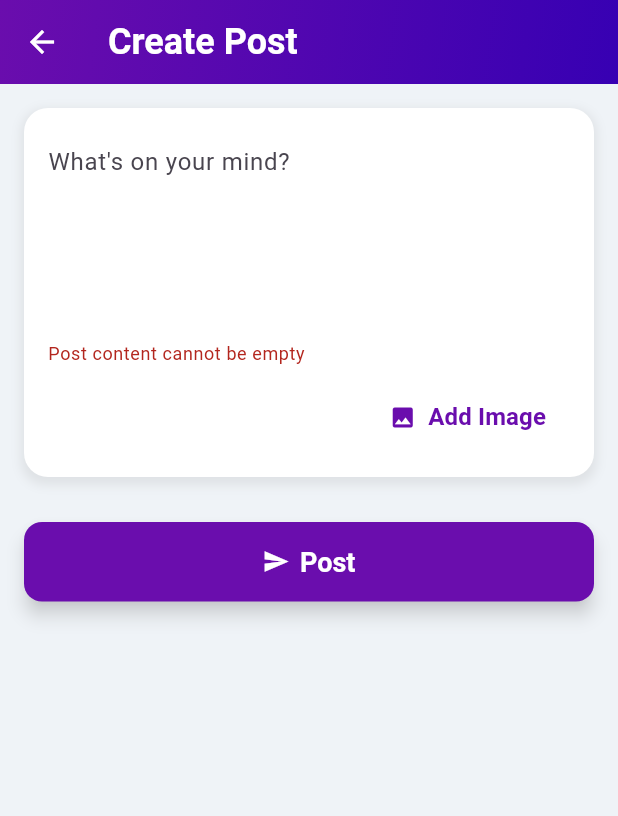
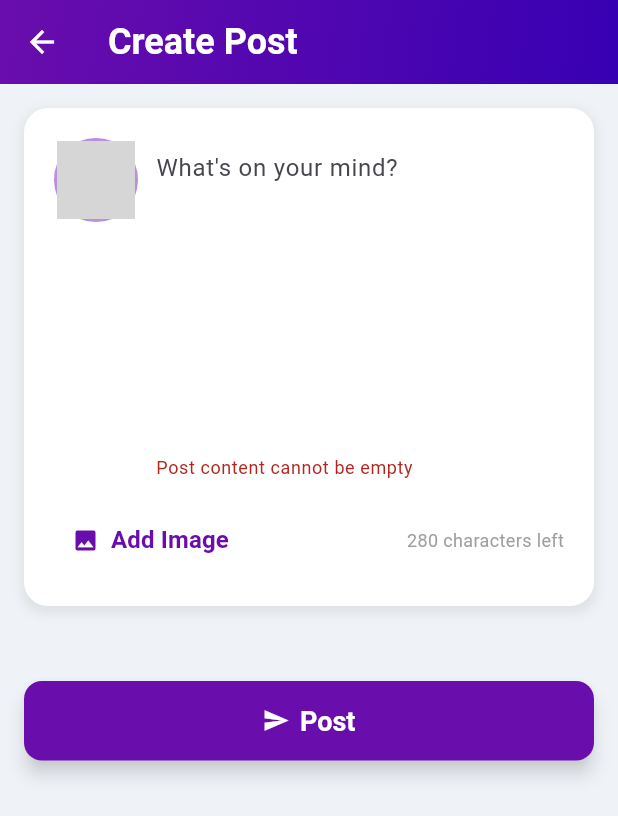
Before and after one commit to patryklbn/numinousways, a Flutter app: the CreatePostScreen screen opened directly, after a tap on "Post", on a phone screen of 412 x 824 dp. Shown: the top 816 px of the screen. Run offline on Flutter 3.47's test engine with Material 3 defaults, Android fonts, the phone set to English and light mode, and no system bars; our stand-ins replace cached_network_image, cloud_firestore, firebase_auth, firebase_core, firebase_storage, google_sign_in and 2 more; accounts and stored records are empty; network calls fail; grey boxes are pictures that could not be loaded.

Commit message:
Enhanced layout

```diff
--- a/lib/screens/comments/comments_screen.dart
+++ b/lib/screens/comments/comments_screen.dart
@@ -1,4 +1,3 @@
-// comments_screen.dart
 import 'package:flutter/material.dart';
 import '../../services/timeline_service.dart';
 import '../../models/comment.dart';
@@ -74,7 +73,13 @@ class _CommentsScreenState extends State<CommentsScreen> {
 
     return Scaffold(
       appBar: AppBar(
-        title: const Text("Comments"),
+        title: const Text(
+          "Comments",
+          style: TextStyle(
+            fontWeight: FontWeight.bold,
+            fontSize: 24,
+          ),
+        ),
         flexibleSpace: Container(
           decoration: const BoxDecoration(
             gradient: LinearGradient(
@@ -162,7 +167,7 @@ class _CommentsScreenState extends State<CommentsScreen> {
       bottomNavigationBar: _isSubmitting
           ? const LinearProgressIndicator()
           : Padding(
-        padding: const EdgeInsets.all(8.0),
+        padding: const EdgeInsets.symmetric(horizontal: 20.0, vertical: 15.0),
         child: Row(
           children: [
             Expanded(
@@ -170,10 +175,13 @@ class _CommentsScreenState extends State<CommentsScreen> {
                 controller: _controller,
                 decoration: const InputDecoration(
                   hintText: 'Add a comment...',
-                  border: OutlineInputBorder(),
+                  contentPadding: EdgeInsets.symmetric(vertical: 8, horizontal: 10),
+                  border: OutlineInputBorder(
+                    borderRadius: BorderRadius.all(Radius.circular(15)),
+                  ),
                 ),
                 minLines: 1,
-                maxLines: 5,
+                maxLines: 3,
               ),
             ),
             IconButton(
--- a/lib/screens/timeline/create_post_screen.dart
+++ b/lib/screens/timeline/create_post_screen.dart
@@ -1,12 +1,13 @@
 // create_post_screen.dart
 import 'dart:io';
-
 import 'package:flutter/material.dart';
 import 'package:image_picker/image_picker.dart';
 import 'package:firebase_storage/firebase_storage.dart';
 import '../../services/timeline_service.dart';
 import 'package:provider/provider.dart';
 import '../../services/login_provider.dart';
+import '../../models/user_profile.dart';
+import '../../services/profile_service.dart';
 
 class CreatePostScreen extends StatefulWidget {
   const CreatePostScreen({Key? key}) : super(key: key);
@@ -19,10 +20,27 @@ class _CreatePostScreenState extends State<CreatePostScreen> {
   final _formKey = GlobalKey<FormState>();
   String _content = '';
   File? _selectedImage;
+  final _contentController = TextEditingController();
 
   bool _isSubmitting = false;
+  final ImagePicker _picker = ImagePicker();
+  final int _maxCharacters = 280;
 
-  final ImagePicker _picker = ImagePicker();
+  @override
+  void initState() {
+    super.initState();
+    _contentController.addListener(_updateCharacterCount);
+  }
+
+  void _updateCharacterCount() {
+    setState(() {}); // This will rebuild the widget to show the updated character count
+  }
+
+  @override
+  void dispose() {
+    _contentController.dispose();
+    super.dispose();
+  }
 
   Future<void> _pickImage() async {
     final XFile? pickedFile = await showModalBottomSheet<XFile?>(
@@ -84,7 +102,6 @@ class _CreatePostScreenState extends State<CreatePostScreen> {
       String downloadUrl = await snapshot.ref.getDownloadURL();
       return downloadUrl;
     } catch (e) {
-      // Handle errors
       ScaffoldMessenger.of(context).showSnackBar(
         SnackBar(content: Text('Error uploading image: $e')),
       );
@@ -102,14 +119,13 @@ class _CreatePostScreenState extends State<CreatePostScreen> {
 
     TimelineService timelineService = TimelineService();
     final loginProvider = Provider.of<LoginProvider>(context, listen: false);
-    final String currentUserId = loginProvider.userId!; // Ensure userId is not null
+    final String currentUserId = loginProvider.userId!;
 
     try {
       String? imageUrl;
       if (_selectedImage != null) {
         imageUrl = await _uploadImage(_selectedImage!);
         if (imageUrl == null) {
-          // If image upload failed, stop the submission
           setState(() {
             _isSubmitting = false;
           });
@@ -120,7 +136,7 @@ class _CreatePostScreenState extends State<CreatePostScreen> {
       await timelineService.createPost(
         _content,
         imageUrl: imageUrl,
-        currentUserId: currentUserId, // Pass currentUserId here
+        currentUserId: currentUserId,
       );
       ScaffoldMessenger.of(context).showSnackBar(
         const SnackBar(content: Text('Post created successfully')),
@@ -139,6 +155,9 @@ class _CreatePostScreenState extends State<CreatePostScreen> {
 
   @override
   Widget build(BuildContext context) {
+    final loginProvider = Provider.of<LoginProvider>(context, listen: false);
+    final String currentUserId = loginProvider.userId!;
+
     return Scaffold(
       appBar: AppBar(
         title: const Text(
@@ -162,17 +181,22 @@ class _CreatePostScreenState extends State<CreatePostScreen> {
         iconTheme: const IconThemeData(color: Colors.white),
       ),
       body: GestureDetector(
-        // Dismiss keyboard when tapping outside
         onTap: () => FocusScope.of(context).unfocus(),
-        child: SingleChildScrollView(
+        child: FutureBuilder<UserProfile?>(
+          future: ProfileService().getUserProfile(currentUserId),
+          builder: (context, snapshot) {
+            UserProfile? user = snapshot.data;
+
+            return SingleChildScrollView(
               padding: const EdgeInsets.all(16),
               child: _isSubmitting
                   ? const Center(child: CircularProgressIndicator())
                   : Form(
                 key: _formKey,
                 child: Column(
+                  crossAxisAlignment: CrossAxisAlignment.start,
                   children: [
-                // Stylish Input Box
+                    // Post Input Box with User Image
                     Container(
                       decoration: BoxDecoration(
                         color: Colors.white,
@@ -182,19 +206,50 @@ class _CreatePostScreenState extends State<CreatePostScreen> {
                             color: Colors.grey.withOpacity(0.2),
                             spreadRadius: 2,
                             blurRadius: 5,
-                        offset: const Offset(0, 3), // changes position of shadow
+                            offset: const Offset(0, 3),
                           ),
                         ],
                       ),
-                  padding: const EdgeInsets.all(16),
+                      padding: const EdgeInsets.all(20), // Increase padding for a larger box
                       child: Column(
                         children: [
-                      TextFormField(
-                        maxLines: 5,
+                          Row(
+                            crossAxisAlignment: CrossAxisAlignment.start,
+                            children: [
+                              // User Profile Picture with Circle Border
+                              Container(
+                                width: 56,
+                                height: 56,
+                                decoration: BoxDecoration(
+                                  shape: BoxShape.circle,
+                                  border: Border.all(
+                                    color: const Color(0xFFBA8FDB), // Same color as in PostWidget
+                                    width: 2,
+                                  ),
+                                ),
+                                child: CircleAvatar(
+                                  radius: 26,
+                                  backgroundColor: const Color(0xFFBA8FDB),
+                                  backgroundImage: user?.profileImageUrl != null
+                                      ? NetworkImage(user!.profileImageUrl!)
+                                      : null,
+                                  child: user?.profileImageUrl == null
+                                      ? const Icon(Icons.person, color: Colors.white, size: 24)
+                                      : null,
+                                ),
+                              ),
+                              const SizedBox(width: 12),
+                              // Post Input Field
+                              Expanded(
+                                child: TextFormField(
+                                  controller: _contentController,
+                                  maxLines: 8, // Increased to make the box bigger
+                                  maxLength: _maxCharacters,
                                   decoration: const InputDecoration(
                                     hintText: 'What\'s on your mind?',
                                     border: InputBorder.none,
                                     alignLabelWithHint: true,
+                                    counterText: "",
                                   ),
                                   validator: (value) {
                                     if (value == null || value.trim().isEmpty) {
@@ -206,8 +261,46 @@ class _CreatePostScreenState extends State<CreatePostScreen> {
                                     _content = value!.trim();
                                   },
                                 ),
-                      if (_selectedImage != null) ...[
-                        const SizedBox(height: 10),
+                              ),
+                            ],
+                          ),
+                          const SizedBox(height: 16),
+                          // Character Counter and Add Image Button in the same row
+                          Row(
+                            mainAxisAlignment: MainAxisAlignment.spaceBetween,
+                            children: [
+                              // Add Image Button
+                              TextButton.icon(
+                                onPressed: _pickImage,
+                                icon: const Icon(
+                                  Icons.image,
+                                  color: Color(0xFF6A0DAD),
+                                ),
+                                label: const Text(
+                                  'Add Image',
+                                  style: TextStyle(
+                                    color: Color(0xFF6A0DAD),
+                                    fontSize: 16,
+                                    fontWeight: FontWeight.w600,
+                                  ),
+                                ),
+                              ),
+                              // Character Counter
+                              Text(
+                                '${_maxCharacters - _contentController.text.length} characters left',
+                                style: const TextStyle(
+                                  color: Colors.grey,
+                                  fontSize: 12,
+                                ),
+                              ),
+                            ],
+                          ),
+                        ],
+                      ),
+                    ),
+                    const SizedBox(height: 20),
+                    // Display Selected Image
+                    if (_selectedImage != null)
                       Stack(
                         children: [
                           ClipRRect(
@@ -239,33 +332,8 @@ class _CreatePostScreenState extends State<CreatePostScreen> {
                           ),
                         ],
                       ),
-                      ],
-                      const SizedBox(height: 10),
-                      Row(
-                        mainAxisAlignment: MainAxisAlignment.end,
-                        children: [
-                          TextButton.icon(
-                            onPressed: _pickImage,
-                            icon: const Icon(
-                              Icons.image,
-                              color: Color(0xFF6A0DAD),
-                            ),
-                            label: const Text(
-                              'Add Image',
-                              style: TextStyle(
-                                color: Color(0xFF6A0DAD),
-                                fontSize: 16,
-                                fontWeight: FontWeight.w600,
-                              ),
-                            ),
-                          ),
-                        ],
-                      ),
-                    ],
-                  ),
-                ),
                     const SizedBox(height: 30),
-                // Enhanced Post Button
+                    // Post Button
                     SizedBox(
                       width: double.infinity,
                       child: ElevatedButton.icon(
@@ -273,10 +341,9 @@ class _CreatePostScreenState extends State<CreatePostScreen> {
                         icon: const Icon(Icons.send),
                         label: const Text('Post'),
                         style: ElevatedButton.styleFrom(
-                      backgroundColor: const Color(0xFF6A0DAD), // Background color
-                      foregroundColor: Colors.white, // Text and icon color
-                      padding: const EdgeInsets.symmetric(
-                          horizontal: 24, vertical: 16),
+                          backgroundColor: const Color(0xFF6A0DAD),
+                          foregroundColor: Colors.white,
+                          padding: const EdgeInsets.symmetric(horizontal: 24, vertical: 16),
                           shape: RoundedRectangleBorder(
                             borderRadius: BorderRadius.circular(12),
                           ),
@@ -292,6 +359,8 @@ class _CreatePostScreenState extends State<CreatePostScreen> {
                   ],
                 ),
               ),
+            );
+          },
         ),
       ),
     );
--- a/lib/widgets/comments/comment_widget.dart
+++ b/lib/widgets/comments/comment_widget.dart
@@ -1,4 +1,3 @@
-// comment_widget.dart
 import 'package:flutter/material.dart';
 import '../../models/comment.dart';
 import '../../models/user_profile.dart';
@@ -97,7 +96,7 @@ class _CommentWidgetState extends State<CommentWidget> {
           child: Row(
             crossAxisAlignment: CrossAxisAlignment.start,
             children: [
-              // User Avatar
+              // User Avatar with Circular Border
               GestureDetector(
                 onTap: () {
                   // Navigate to user's profile
@@ -112,14 +111,17 @@ class _CommentWidgetState extends State<CommentWidget> {
                   );
                 },
                 child: CircleAvatar(
-                  radius: 20,
-                  backgroundColor: const Color(0xFFBA8FDB),
-                  backgroundImage: user?.profileImageUrl != null
-                      ? NetworkImage(user!.profileImageUrl!)
-                      : null,
-                  child: user?.profileImageUrl == null
-                      ? const Icon(Icons.person, color: Colors.white, size: 20)
-                      : null,
+                  radius: 24, // Outer circle
+                  backgroundColor: const Color(0xFF4DB6AC),
+                  child: CircleAvatar(
+                    radius: 22, // Inner circle with the actual image
+                    backgroundImage: user?.profileImageUrl != null
+                        ? NetworkImage(user!.profileImageUrl!)
+                        : null,
+                    child: user?.profileImageUrl == null
+                        ? const Icon(Icons.person, color: Colors.white, size: 24)
+                        : null,
+                  ),
                 ),
               ),
               const SizedBox(width: 12),
```
Lines whose indentation alone changed are shown as unchanged.
